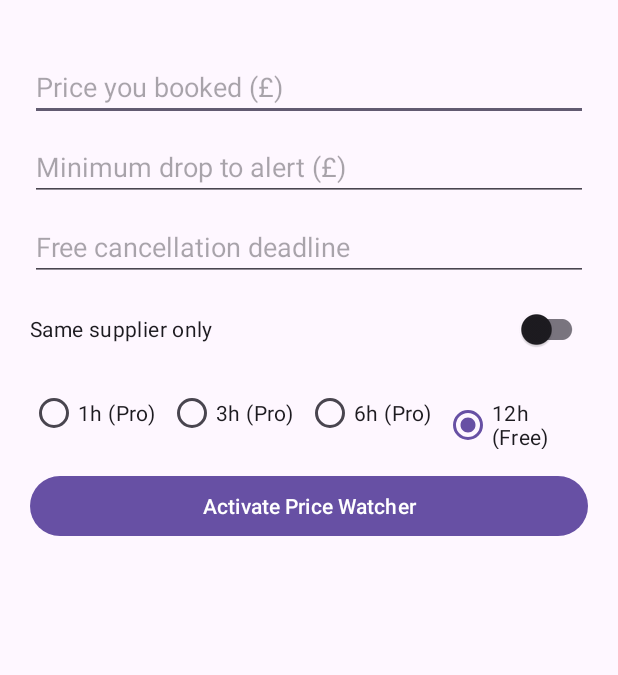
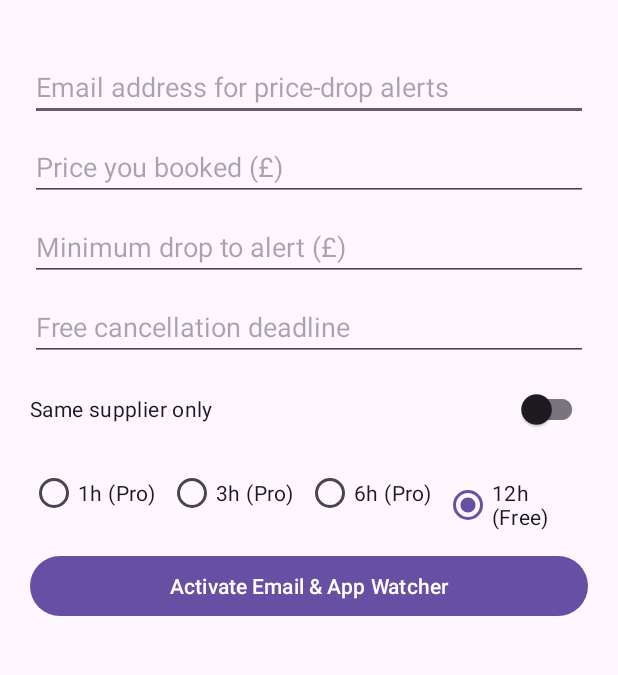
Before and after one commit to dalberts1990-creator/FareSwoop, an Android app: the layout bottom_sheet_arm_watcher.xml on its own in the app's theme, with its tools: preview values and no code run, on a phone screen of 412 x 824 dp, the part 71-746 px from its top. Run offline under Robolectric (Android 15) with nearby library versions, the phone set to English and light mode, and no system bars.

Commit message:
Update bottom_sheet_arm_watcher.xml

```diff
--- a/app/src/main/res/layout/bottom_sheet_arm_watcher.xml
+++ b/app/src/main/res/layout/bottom_sheet_arm_watcher.xml
@@ -19,10 +19,18 @@
         android:layout_marginTop="4dp" />
 
     <EditText
+        android:id="@+id/etAlertEmail"
+        android:layout_width="match_parent"
+        android:layout_height="wrap_content"
+        android:layout_marginTop="12dp"
+        android:hint="Email address for price-drop alerts"
+        android:inputType="textEmailAddress" />
+
+    <EditText
         android:id="@+id/etBookedPrice"
         android:layout_width="match_parent"
         android:layout_height="wrap_content"
-        android:layout_marginTop="12dp"
+        android:layout_marginTop="8dp"
         android:hint="Price you booked (£)"
         android:inputType="numberDecimal" />
 
@@ -88,5 +96,5 @@
         android:layout_width="match_parent"
         android:layout_height="wrap_content"
         android:layout_marginTop="14dp"
-        android:text="Activate Price Watcher" />
+        android:text="Activate Email &amp; App Watcher" />
 </LinearLayout>
```
